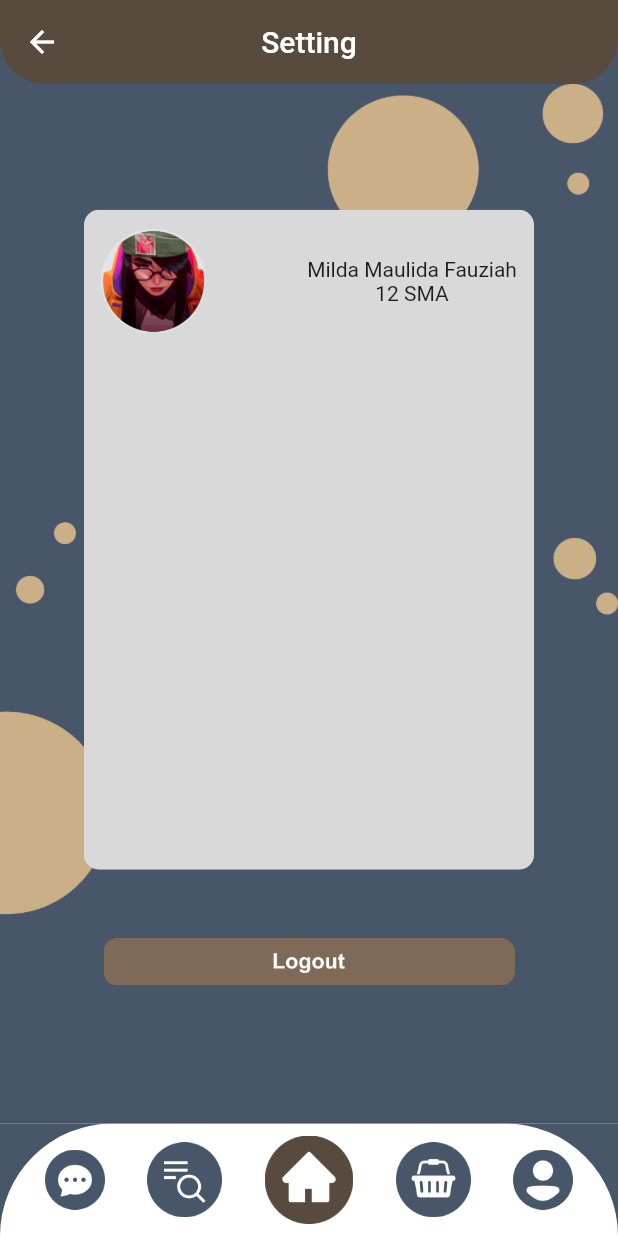
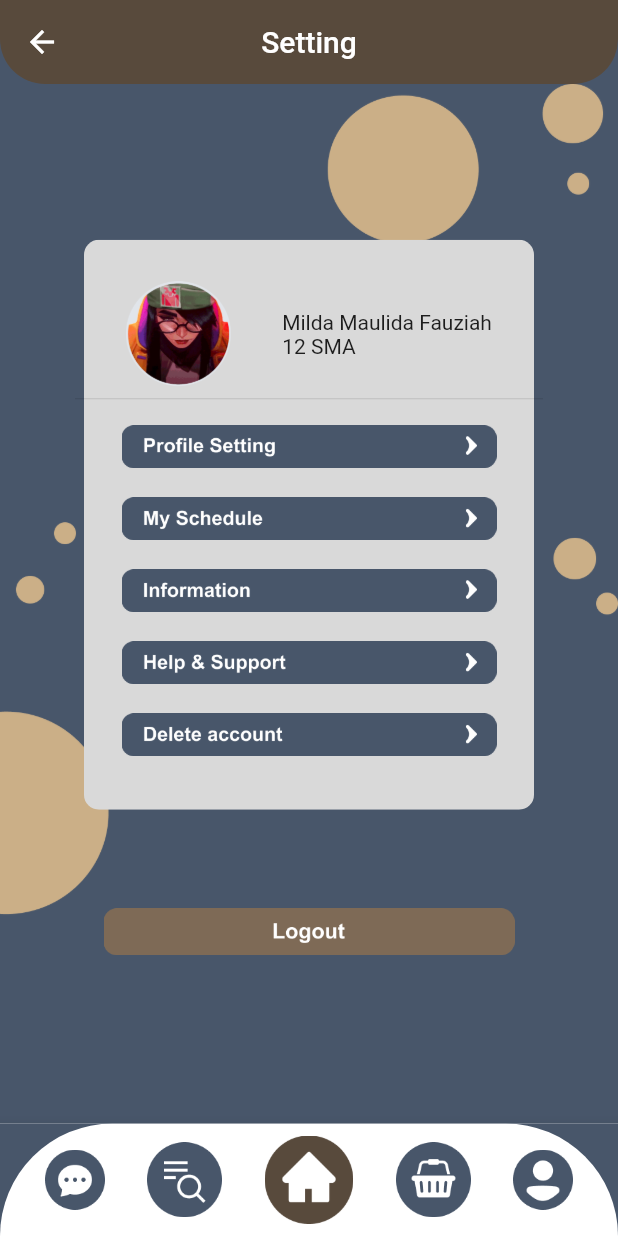
Before and after one commit to fauziahmilda/Aplikasi-GuruPrivate-Online, a Flutter app: the SettingView screen opened by its route, on a phone screen of 412 x 824 dp. Run offline on Flutter 3.47's test engine with Material 2 defaults, Android fonts, the phone set to English and light mode, and no system bars; our stand-ins replace get; missing offline and left inert: dart:ffi.

Commit message:
setting page update3

```diff
--- a/lib/app/modules/setting/views/setting_view.dart
+++ b/lib/app/modules/setting/views/setting_view.dart
@@ -113,7 +113,7 @@ class SettingView extends GetView<SettingController> {
                             child: Container(
                               color: Color(0xFFD9D9D9),
                               width: 300,
-                              height: 440,
+                              height: 380,
                             ),
                           ),
                           FlatButton(
@@ -127,9 +127,11 @@ class SettingView extends GetView<SettingController> {
                     ),
                     //bagian atas yg ada gambar sama tulisan2
                     Padding(
-                      padding: const EdgeInsets.only(top: 50),
+                      padding: const EdgeInsets.symmetric(
+                          horizontal: 50, vertical: 85),
                       child: Column(
                         children: [
+                          //nama dan foto
                           Row(
                             mainAxisAlignment: MainAxisAlignment.spaceEvenly,
                             children: [
@@ -140,6 +142,9 @@ class SettingView extends GetView<SettingController> {
                                 ),
                               ),
                               Column(
+                                mainAxisAlignment:
+                                    MainAxisAlignment.spaceEvenly,
+                                crossAxisAlignment: CrossAxisAlignment.start,
                                 children: [
                                   Text(
                                     "Milda Maulida Fauziah",
@@ -149,7 +154,44 @@ class SettingView extends GetView<SettingController> {
                                 ],
                               )
                             ],
-                          )
+                          ),
+                          //icon2
+                          Divider(),
+                          FlatButton(
+                            onPressed: () => Get.offAllNamed(Routes.PROFILE),
+                            child: Image.asset(
+                              "assets/buttons/s1.png",
+                              width: 250,
+                            ),
+                          ),
+                          FlatButton(
+                            onPressed: () => Get.offAllNamed(Routes.PROFILE),
+                            child: Image.asset(
+                              "assets/buttons/s2.png",
+                              width: 250,
+                            ),
+                          ),
+                          FlatButton(
+                            onPressed: () => Get.offAllNamed(Routes.PROFILE),
+                            child: Image.asset(
+                              "assets/buttons/s3.png",
+                              width: 250,
+                            ),
+                          ),
+                          FlatButton(
+                            onPressed: () => Get.offAllNamed(Routes.PROFILE),
+                            child: Image.asset(
+                              "assets/buttons/s4.png",
+                              width: 250,
+                            ),
+                          ),
+                          FlatButton(
+                            onPressed: () => Get.offAllNamed(Routes.PROFILE),
+                            child: Image.asset(
+                              "assets/buttons/s5.png",
+                              width: 250,
+                            ),
+                          ),
                         ],
                       ),
                     )
```
Also changed, not shown: assets/buttons/s1.png (added), assets/buttons/s2.png (added), assets/buttons/s3.png (added), assets/buttons/s4.png (added), assets/buttons/s5.png (added).
